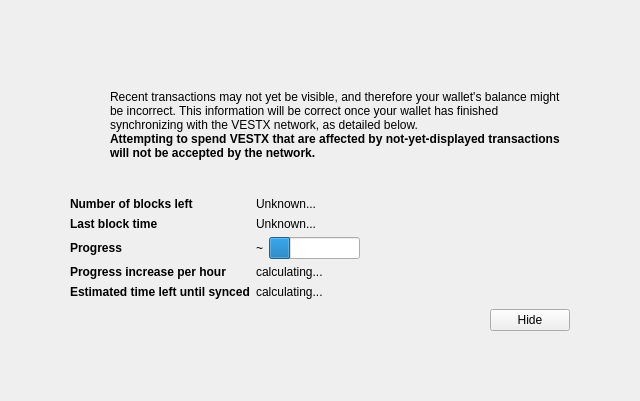
Above: src/qt/forms/modaloverlay.ui from barrystyle/vestx before the change. Below: the same form after it.
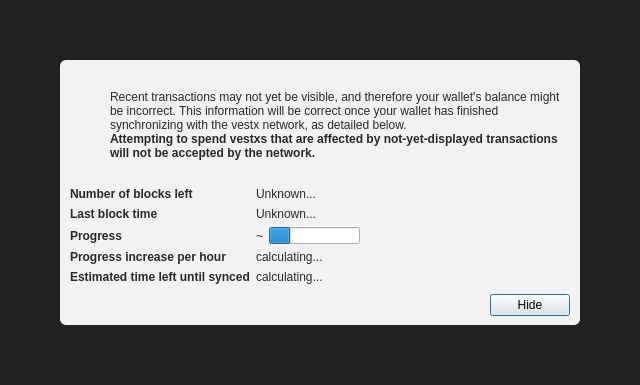
That is the form after the change. Icons and pictures are not drawn. Custom widgets are drawn as their Qt base class.

Patch:
```diff
--- a/src/qt/forms/modaloverlay.ui
+++ b/src/qt/forms/modaloverlay.ui
@@ -7,7 +7,7 @@
     <x>0</x>
     <y>0</y>
     <width>640</width>
-    <height>401</height>
+    <height>385</height>
    </rect>
   </property>
   <property name="windowTitle">
@@ -31,7 +31,10 @@
    </property>
    <item>
     <widget class="QWidget" name="bgWidget" native="true">
-     <layout class="QVBoxLayout" name="verticalLayoutMain" stretch="0">
+     <property name="styleSheet">
+      <string notr="true">#bgWidget { background: rgba(0,0,0,220); }</string>
+     </property>
+     <layout class="QVBoxLayout" name="verticalLayoutMain" stretch="1">
       <property name="leftMargin">
        <number>60</number>
       </property>
@@ -47,9 +50,11 @@
       <item>
        <widget class="QWidget" name="contentWidget" native="true">
         <property name="styleSheet">
-         <string notr="true"/>
+         <string notr="true">#contentWidget { background: rgba(255,255,255,240); border-radius: 6px; }
+
+QLabel { color: rgb(40,40,40);  }</string>
         </property>
-        <layout class="QVBoxLayout" name="verticalLayoutSub" stretch="1,0,0,0,0">
+        <layout class="QVBoxLayout" name="verticalLayoutSub" stretch="1,0,0,0">
          <property name="spacing">
           <number>0</number>
          </property>
@@ -125,7 +130,7 @@
              <item>
               <widget class="QLabel" name="infoText">
                <property name="text">
-                <string>Recent transactions may not yet be visible, and therefore your wallet's balance might be incorrect. This information will be correct once your wallet has finished synchronizing with the VESTX network, as detailed below.</string>
+                <string>Recent transactions may not yet be visible, and therefore your wallet's balance might be incorrect. This information will be correct once your wallet has finished synchronizing with the vestx network, as detailed below.</string>
                </property>
                <property name="textFormat">
                 <enum>Qt::RichText</enum>
@@ -144,7 +149,7 @@
                 </font>
                </property>
                <property name="text">
-                <string>Attempting to spend VESTX that are affected by not-yet-displayed transactions will not be accepted by the network.</string>
+                <string>Attempting to spend vestxs that are affected by not-yet-displayed transactions will not be accepted by the network.</string>
                </property>
                <property name="textFormat">
                 <enum>Qt::RichText</enum>
@@ -346,6 +351,12 @@
              <property name="text">
               <string>Hide</string>
              </property>
+             <property name="focusPolicy">
+              <enum>Qt::StrongFocus</enum>
+             </property>
+             <property name="default">
+              <bool>true</bool>
+             </property>
             </widget>
            </item>
           </layout>
```
Left out of the diff: 27 changed lines with no effect on the pictures.
